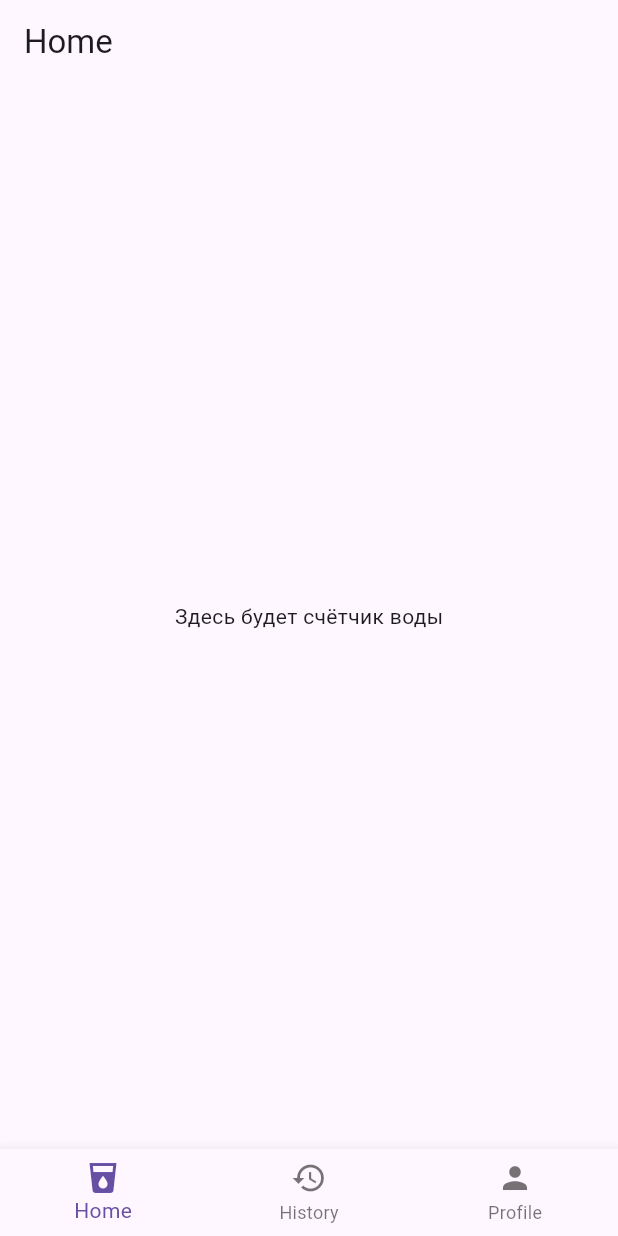
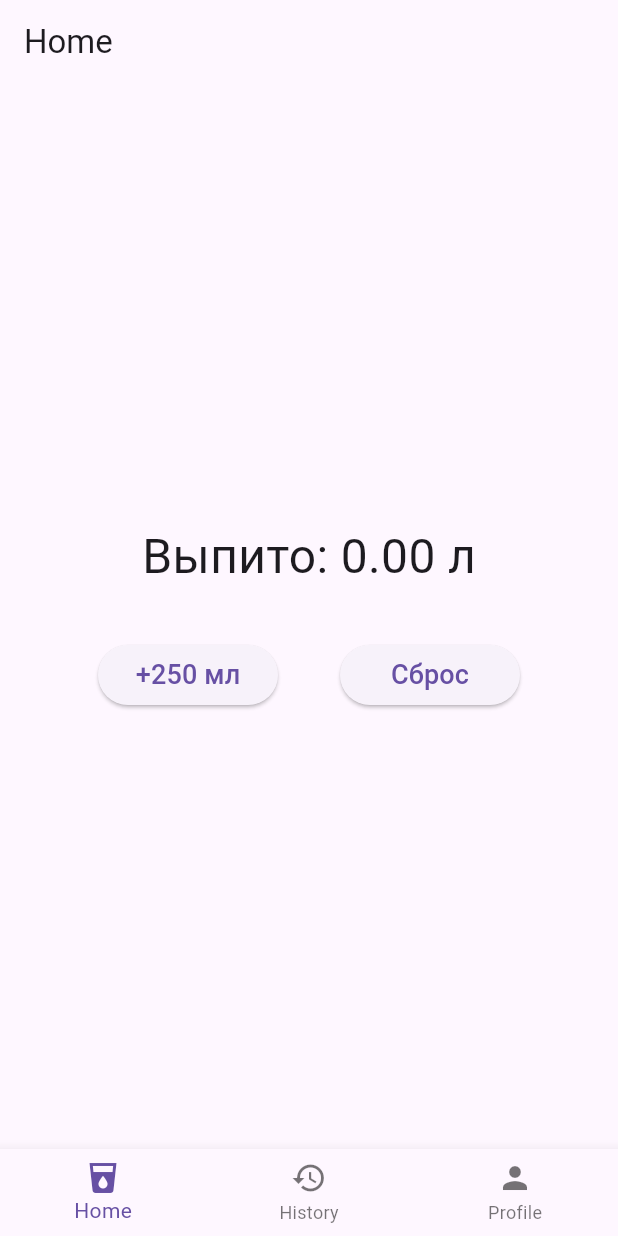
Before and after one commit to ArtjomAbdukarimov/water_tracker_app, a Flutter app: the screen it shows after launch, on a phone screen of 412 x 824 dp. Run offline on Flutter 3.47's test engine with Material 3 defaults, Android fonts, the phone set to English and light mode, and no system bars.

Commit message:
feat: add WaterButton widget and implement HomeScreen logic

```diff
--- a/lib/screens/home_screen.dart
+++ b/lib/screens/home_screen.dart
@@ -1,17 +1,56 @@
 import 'package:flutter/material.dart';
+import '../widgets/water_button.dart';
 import 'history_screen.dart';
 import 'profile_screen.dart';
 
-class HomeScreen extends StatelessWidget {
+class HomeScreen extends StatefulWidget {
   static const routeName = '/';
-
   const HomeScreen({super.key});
 
   @override
+  State<HomeScreen> createState() => _HomeScreenState();
+}
+
+class _HomeScreenState extends State<HomeScreen> {
+  int _totalMl = 0;
+  final int _step = 250; // объём за одно нажатие
+
+  void _addWater() {
+    setState(() {
+      _totalMl += _step;
+    });
+  }
+
+  void _resetWater() {
+    setState(() {
+      _totalMl = 0;
+    });
+  }
+
+  @override
   Widget build(BuildContext context) {
+    // Отображаем литры с двумя знаками после точки
+    final liters = (_totalMl / 1000).toStringAsFixed(2);
+
     return Scaffold(
       appBar: AppBar(title: const Text('Home')),
-      body: const Center(child: Text('Здесь будет счётчик воды')),
+      body: Padding(
+        padding: const EdgeInsets.all(24),
+        child: Column(
+          mainAxisAlignment: MainAxisAlignment.center,
+          children: [
+            Text('Выпито: $liters л', style: const TextStyle(fontSize: 32)),
+            const SizedBox(height: 32),
+            Row(
+              mainAxisAlignment: MainAxisAlignment.spaceEvenly,
+              children: [
+                WaterButton(label: '+250 мл', onPressed: _addWater),
+                WaterButton(label: 'Сброс', onPressed: _resetWater),
+              ],
+            ),
+          ],
+        ),
+      ),
       bottomNavigationBar: BottomNavigationBar(
         currentIndex: 0,
         onTap: (i) {
--- /dev/null
+++ b/lib/widgets/water_button.dart
@@ -0,0 +1,23 @@
+import 'package:flutter/material.dart';
+
+class WaterButton extends StatelessWidget {
+  final String label;
+  final VoidCallback onPressed;
+
+  const WaterButton({
+    super.key,
+    required this.label,
+    required this.onPressed,
+  });
+
+  @override
+  Widget build(BuildContext context) {
+    return SizedBox(
+      width: 120,
+      child: ElevatedButton(
+        onPressed: onPressed,
+        child: Text(label, style: const TextStyle(fontSize: 18)),
+      ),
+    );
+  }
+}
```
